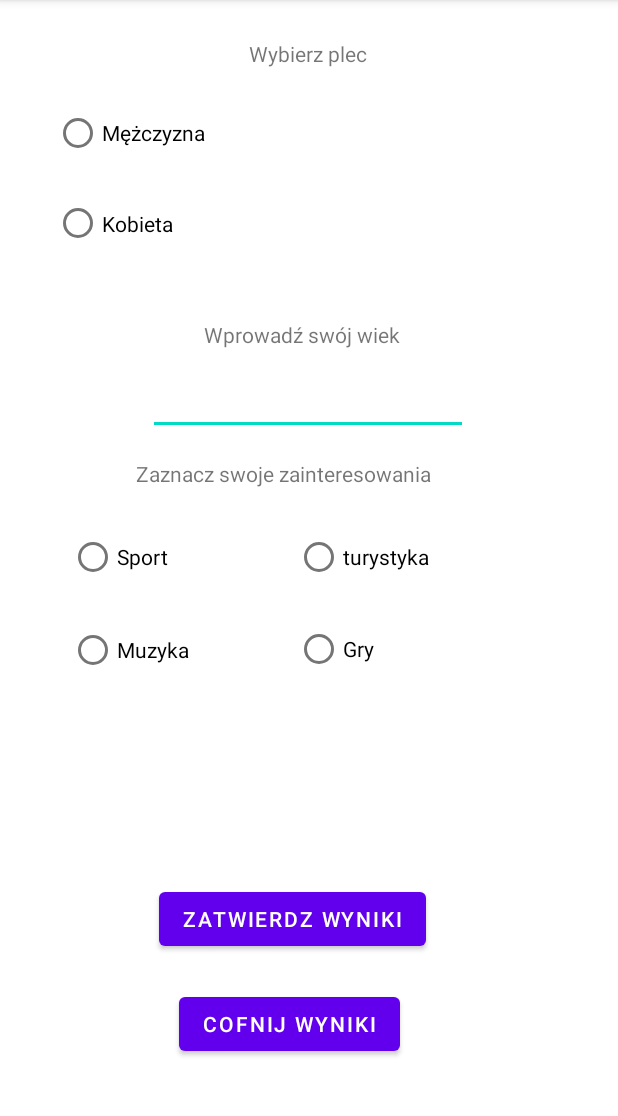
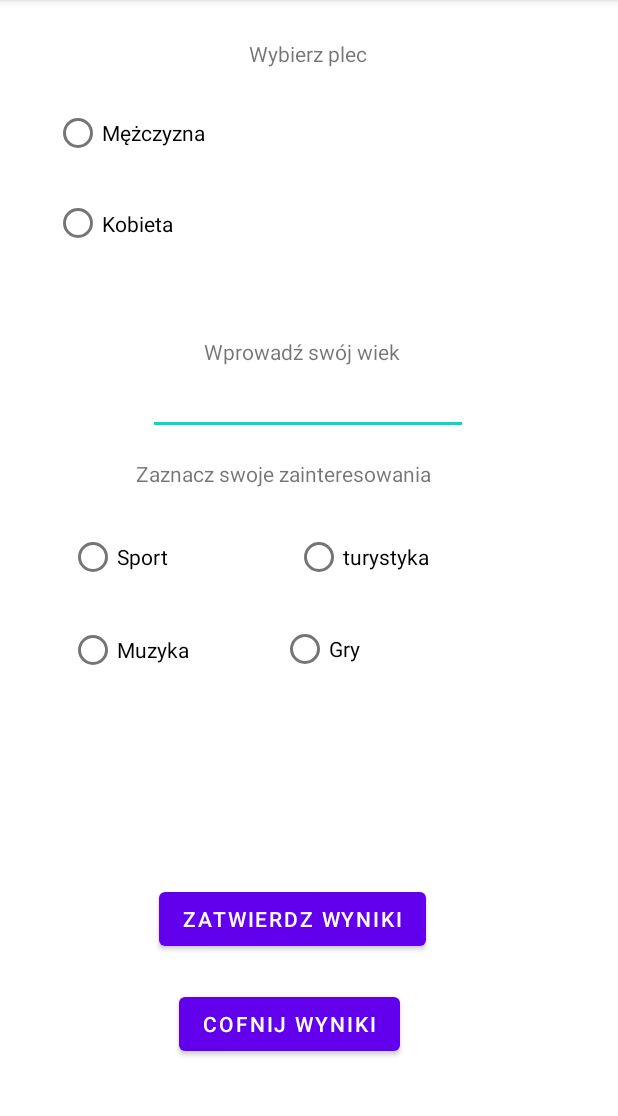
Before and after one commit to Oskar621/zadanie23032022, an Android app: the screen it shows after launch (MainActivity), on a phone screen of 412 x 824 dp, the part 84-1200 px from its top. Run offline under Robolectric (Android 15) with nearby library versions, the phone set to English and light mode, and no system bars.

Commit message:
prawie koniec

```diff
--- a/app/src/main/java/com/example/zadanie23032022/MainActivity.kt
+++ b/app/src/main/java/com/example/zadanie23032022/MainActivity.kt
@@ -27,7 +27,7 @@ class MainActivity : AppCompatActivity() {
             number.isEnabled = false
             if(plecm.isChecked)
             {
-                wynik += "Mezczyzna, "
+                wynik += "Mezczyzna,  "
             }
 
             if(pleck.isChecked)
--- a/app/src/main/res/layout/activity_main.xml
+++ b/app/src/main/res/layout/activity_main.xml
@@ -13,7 +13,7 @@
         android:text="Gry"
         app:layout_constraintBottom_toBottomOf="parent"
         app:layout_constraintEnd_toEndOf="parent"
-        app:layout_constraintHorizontal_bias="0.75"
+        app:layout_constraintHorizontal_bias="0.716"
         app:layout_constraintStart_toStartOf="parent"
         app:layout_constraintTop_toTopOf="parent"
         app:layout_constraintVertical_bias="0.569" />
@@ -52,7 +52,7 @@
         app:layout_constraintHorizontal_bias="0.483"
         app:layout_constraintStart_toStartOf="parent"
         app:layout_constraintTop_toTopOf="parent"
-        app:layout_constraintVertical_bias="0.285" />
+        app:layout_constraintVertical_bias="0.3" />
 
     <Button
         android:id="@+id/odblokuj"
```
